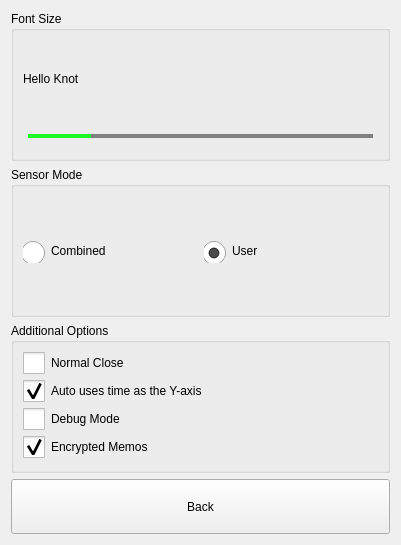
Qt form dlgpreferences.ui (ic005k/Knot-Legacy) before a commit.
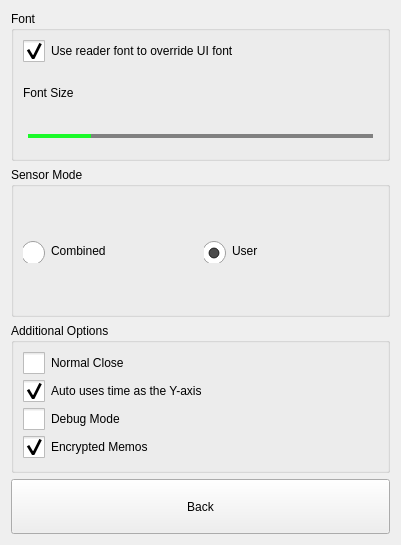
The same form after that commit. Icons and pictures are not drawn.

The edit to the form file:
```diff
--- a/dlgpreferences.ui
+++ b/dlgpreferences.ui
@@ -17,17 +17,17 @@
    <item row="0" column="0">
     <widget class="QGroupBox" name="gboxFont">
      <property name="title">
-      <string>Font Size</string>
+      <string>Font</string>
      </property>
      <layout class="QGridLayout" name="gridLayout">
-      <item row="0" column="0">
-       <widget class="QLabel" name="lblFontDemo">
-        <property name="text">
-         <string>Hello Knot</string>
-        </property>
-       </widget>
-      </item>
       <item row="1" column="0">
+       <widget class="QLabel" name="lblFontDemo">
+        <property name="text">
+         <string>Font Size</string>
+        </property>
+       </widget>
+      </item>
+      <item row="2" column="0">
        <widget class="QSlider" name="sliderFontSize">
         <property name="minimumSize">
          <size>
@@ -84,6 +84,23 @@
         </property>
        </widget>
       </item>
+      <item row="0" column="0">
+       <widget class="QCheckBox" name="chkReaderFont">
+        <property name="styleSheet">
+         <string notr="true">QCheckBox::indicator {
+    /* 选择框尺寸 */
+    width:22px;
+    height:22px;
+}</string>
+        </property>
+        <property name="text">
+         <string>Use reader font to override UI font</string>
+        </property>
+        <property name="checked">
+         <bool>true</bool>
+        </property>
+       </widget>
+      </item>
      </layout>
     </widget>
    </item>
```
